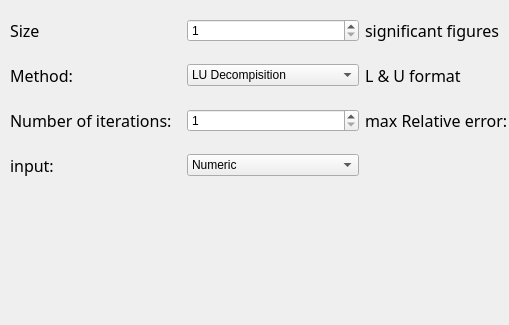
First picture: the form in gui.ui, repository Ziad-Sallam/MatrixSolver, before the edit; both pictures show x 0 to 509 and y 0 to 325 of the 912 by 853 pixel window.
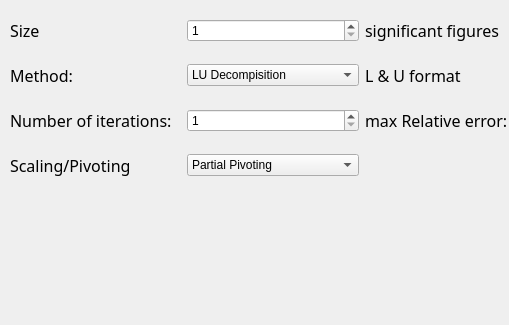
Second picture: the form after the edit.

```diff
--- a/gui.ui
+++ b/gui.ui
@@ -22,7 +22,7 @@
      <height>191</height>
     </rect>
    </property>
-   <layout class="QGridLayout" name="configGrid" rowstretch="0,0,0,0" columnstretch="0,0,0,0,0,0">
+   <layout class="QGridLayout" name="configGrid" rowstretch="0,0,0,0" columnstretch="0,0,0,0,0">
     <property name="sizeConstraint">
      <enum>QLayout::SetNoConstraint</enum>
     </property>
@@ -250,7 +250,7 @@
        <enum>Qt::RightToLeft</enum>
       </property>
       <property name="text">
-       <string>input:</string>
+       <string>Scaling/Pivoting</string>
       </property>
      </widget>
     </item>
@@ -258,7 +258,7 @@
      <widget class="QComboBox" name="comboBox">
       <item>
        <property name="text">
-        <string>Numeric</string>
+        <string>Partial Pivoting</string>
        </property>
       </item>
       <item>
```
Left out of the diff: 2 changed lines with no effect on the pictures.
